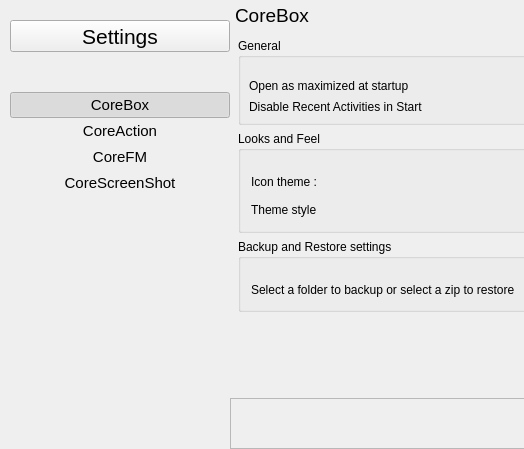
The window that app/settings/settings.ui (rahmanshaber/corebox) describes before a commit, drawn with Qt 5; both pictures show x 0 to 524 and y 0 to 449 of the 804 by 449 pixel window.
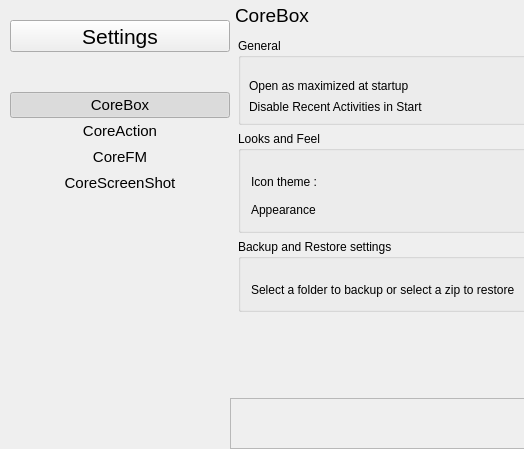
The same window after the commit. Icons and pictures are not drawn.

Commit message: theme support

Diff of the .ui file:
```diff
--- a/app/settings/settings.ui
+++ b/app/settings/settings.ui
@@ -305,7 +305,7 @@
           <item row="1" column="0">
            <widget class="QLabel" name="label_10">
             <property name="text">
-             <string>Theme style</string>
+             <string>Appearance</string>
             </property>
            </widget>
           </item>
```
The commit also changes 16 other files.
